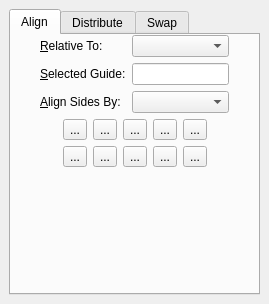
First picture: the form in scribus/ui/aligndistribute.ui, repository scribusproject/scribus, before the edit.
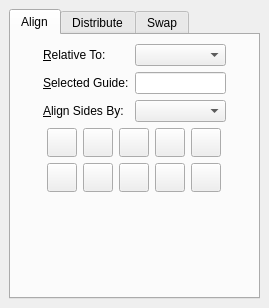
Second picture: the form after the edit. Custom widgets are drawn as their Qt base class.

```diff
--- a/scribus/ui/aligndistribute.ui
+++ b/scribus/ui/aligndistribute.ui
@@ -7,7 +7,7 @@
     <x>0</x>
     <y>0</y>
     <width>269</width>
-    <height>304</height>
+    <height>308</height>
    </rect>
   </property>
   <property name="windowTitle">
@@ -25,18 +25,6 @@
         <string>Align</string>
        </attribute>
        <layout class="QVBoxLayout">
-        <property name="leftMargin">
-         <number>0</number>
-        </property>
-        <property name="topMargin">
-         <number>0</number>
-        </property>
-        <property name="rightMargin">
-         <number>0</number>
-        </property>
-        <property name="bottomMargin">
-         <number>0</number>
-        </property>
         <item>
          <layout class="QHBoxLayout" name="_2">
           <item>
@@ -148,7 +136,7 @@
             <item row="1" column="3">
              <widget class="QToolButton" name="alignBottomInToolButton">
               <property name="text">
-               <string>...</string>
+               <string/>
               </property>
               <property name="iconSize">
                <size>
@@ -161,7 +149,7 @@
             <item row="1" column="1">
              <widget class="QToolButton" name="alignTopInToolButton">
               <property name="text">
-               <string>...</string>
+               <string/>
               </property>
               <property name="iconSize">
                <size>
@@ -174,7 +162,7 @@
             <item row="0" column="1">
              <widget class="QToolButton" name="alignLeftInToolButton">
               <property name="text">
-               <string>...</string>
+               <string/>
               </property>
               <property name="iconSize">
                <size>
@@ -187,7 +175,7 @@
             <item row="0" column="3">
              <widget class="QToolButton" name="alignRightInToolButton">
               <property name="text">
-               <string>...</string>
+               <string/>
               </property>
               <property name="iconSize">
                <size>
@@ -200,7 +188,7 @@
             <item row="1" column="4">
              <widget class="QToolButton" name="alignBottomOutToolButton">
               <property name="text">
-               <string>...</string>
+               <string/>
               </property>
               <property name="iconSize">
                <size>
@@ -213,7 +201,7 @@
             <item row="1" column="0">
              <widget class="QToolButton" name="alignTopOutToolButton">
               <property name="text">
-               <string>...</string>
+               <string/>
               </property>
               <property name="iconSize">
                <size>
@@ -226,7 +214,7 @@
             <item row="1" column="2">
              <widget class="QToolButton" name="alignCenterVerToolButton">
               <property name="text">
-               <string>...</string>
+               <string/>
               </property>
               <property name="iconSize">
                <size>
@@ -239,7 +227,7 @@
             <item row="0" column="0">
              <widget class="QToolButton" name="alignLeftOutToolButton">
               <property name="text">
-               <string>...</string>
+               <string/>
               </property>
               <property name="iconSize">
                <size>
@@ -252,7 +240,7 @@
             <item row="0" column="4">
              <widget class="QToolButton" name="alignRightOutToolButton">
               <property name="text">
-               <string>...</string>
+               <string/>
               </property>
               <property name="iconSize">
                <size>
@@ -265,7 +253,7 @@
             <item row="0" column="2">
              <widget class="QToolButton" name="alignCenterHorToolButton">
               <property name="text">
-               <string>...</string>
+               <string/>
               </property>
               <property name="iconSize">
                <size>
```
Left out of the diff: 36 changed lines with no effect on the pictures.
